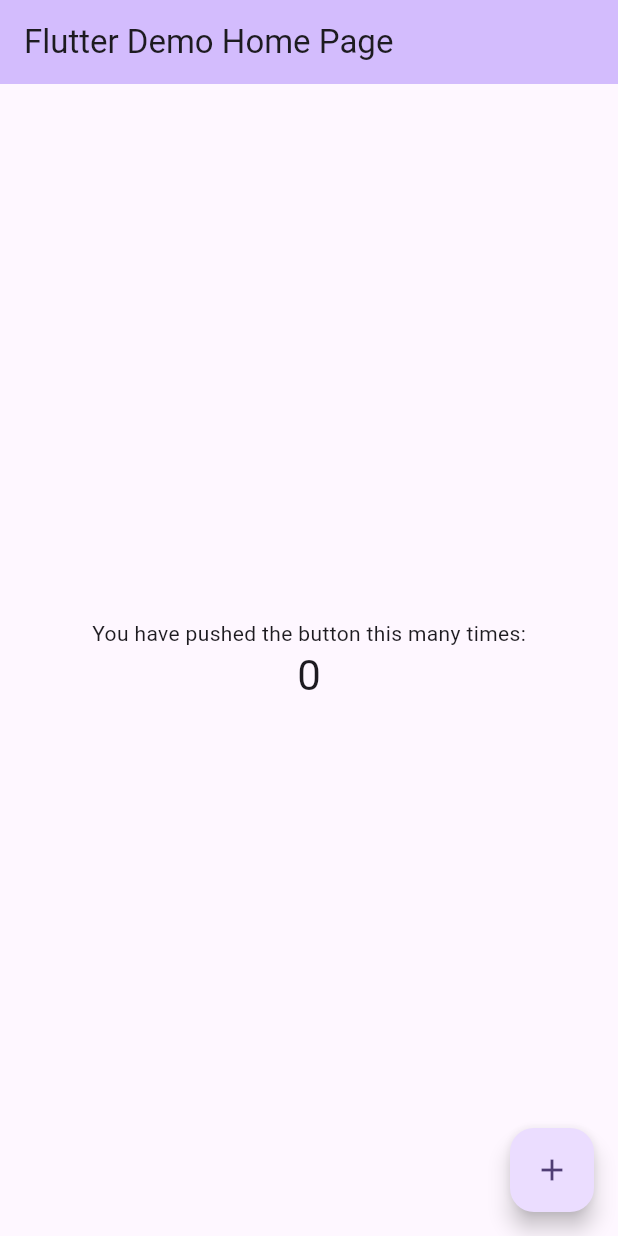
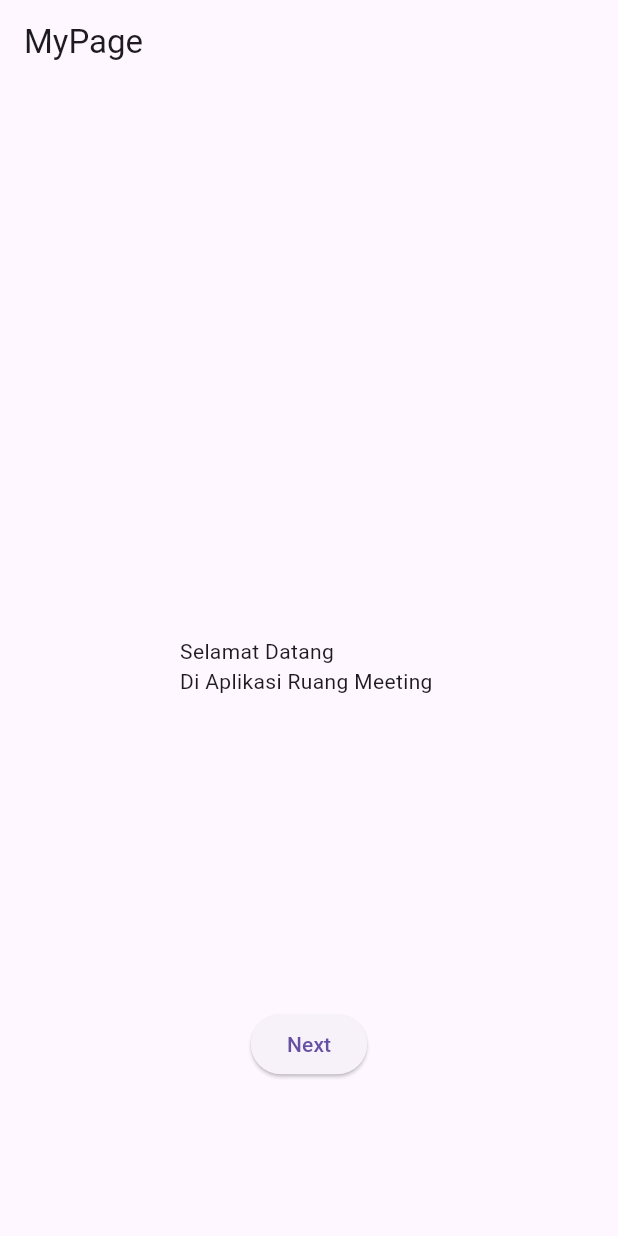
Before and after one commit to derynusaputra/testftldery, a Flutter app: the screen it shows after launch, on a phone screen of 412 x 824 dp. Run offline on Flutter 3.47's test engine with Material 3 defaults, Android fonts, the phone set to English and light mode, and no system bars; our stand-ins replace flutter_screenutil, get, get_storage.

```diff
--- a/lib/main.dart
+++ b/lib/main.dart
@@ -1,125 +1,48 @@
 import 'package:flutter/material.dart';
+import 'package:flutter/services.dart';
+import 'package:flutter_screenutil/flutter_screenutil.dart';
+import 'package:ftl_dery/pages/auth/login_controller.dart';
+import 'package:ftl_dery/pages/auth/sign_in.dart';
+import 'package:ftl_dery/pages/home/home_page.dart';
+import 'package:ftl_dery/pages/splash_page.dart';
+import 'package:get/get.dart';
+import 'package:get_storage/get_storage.dart';
 
-void main() {
-  runApp(const MyApp());
+void main() async {
+  await GetStorage.init();
+  runApp(MyApp());
 }
 
 class MyApp extends StatelessWidget {
-  const MyApp({super.key});
+  final LoginController authController = Get.put(LoginController());
 
   // This widget is the root of your application.
   @override
   Widget build(BuildContext context) {
-    return MaterialApp(
-      title: 'Flutter Demo',
-      theme: ThemeData(
-        // This is the theme of your application.
-        //
-        // TRY THIS: Try running your application with "flutter run". You'll see
-        // the application has a purple toolbar. Then, without quitting the app,
-        // try changing the seedColor in the colorScheme below to Colors.green
-        // and then invoke "hot reload" (save your changes or press the "hot
-        // reload" button in a Flutter-supported IDE, or press "r" if you used
-        // the command line to start the app).
-        //
-        // Notice that the counter didn't reset back to zero; the application
-        // state is not lost during the reload. To reset the state, use hot
-        // restart instead.
-        //
-        // This works for code too, not just values: Most code changes can be
-        // tested with just a hot reload.
-        colorScheme: ColorScheme.fromSeed(seedColor: Colors.deepPurple),
-        useMaterial3: true,
-      ),
-      home: const MyHomePage(title: 'Flutter Demo Home Page'),
-    );
+    SystemChrome.setPreferredOrientations([DeviceOrientation.portraitUp]);
+    return ScreenUtilInit(
+        designSize: const Size(375, 719),
+        minTextAdapt: true,
+        splitScreenMode: true,
+        // Use builder only if you need to use library outside ScreenUtilInit context
+        builder: (_, child) {
+          return GetMaterialApp(
+              // translations: MyTranslation(),
+              locale: Locale("US"),
+              // title: 'Derry FTL',
+              debugShowCheckedModeBanner: false,
+              theme: ThemeData(
+                brightness: Brightness.light,
+                bottomNavigationBarTheme: const BottomNavigationBarThemeData(
+                    selectedItemColor: Colors.white),
+              ),
+              // home: SplashPage());
+              home: Obx(() {
+                // Jika user sudah login, arahkan ke HomeScreen
+                return authController.isLoggedIn.value
+                    ? HomePage()
+                    : SplashPage();
+              }));
+        });
   }
 }
-
-class MyHomePage extends StatefulWidget {
-  const MyHomePage({super.key, required this.title});
-
-  // This widget is the home page of your application. It is stateful, meaning
-  // that it has a State object (defined below) that contains fields that affect
-  // how it looks.
-
-  // This class is the configuration for the state. It holds the values (in this
-  // case the title) provided by the parent (in this case the App widget) and
-  // used by the build method of the State. Fields in a Widget subclass are
-  // always marked "final".
-
-  final String title;
-
-  @override
-  State<MyHomePage> createState() => _MyHomePageState();
-}
-
-class _MyHomePageState extends State<MyHomePage> {
-  int _counter = 0;
-
-  void _incrementCounter() {
-    setState(() {
-      // This call to setState tells the Flutter framework that something has
-      // changed in this State, which causes it to rerun the build method below
-      // so that the display can reflect the updated values. If we changed
-      // _counter without calling setState(), then the build method would not be
-      // called again, and so nothing would appear to happen.
-      _counter++;
-    });
-  }
-
-  @override
-  Widget build(BuildContext context) {
-    // This method is rerun every time setState is called, for instance as done
-    // by the _incrementCounter method above.
-    //
-    // The Flutter framework has been optimized to make rerunning build methods
-    // fast, so that you can just rebuild anything that needs updating rather
-    // than having to individually change instances of widgets.
-    return Scaffold(
-      appBar: AppBar(
-        // TRY THIS: Try changing the color here to a specific color (to
-        // Colors.amber, perhaps?) and trigger a hot reload to see the AppBar
-        // change color while the other colors stay the same.
-        backgroundColor: Theme.of(context).colorScheme.inversePrimary,
-        // Here we take the value from the MyHomePage object that was created by
-        // the App.build method, and use it to set our appbar title.
-        title: Text(widget.title),
-      ),
-      body: Center(
-        // Center is a layout widget. It takes a single child and positions it
-        // in the middle of the parent.
-        child: Column(
-          // Column is also a layout widget. It takes a list of children and
-          // arranges them vertically. By default, it sizes itself to fit its
-          // children horizontally, and tries to be as tall as its parent.
-          //
-          // Column has various properties to control how it sizes itself and
-          // how it positions its children. Here we use mainAxisAlignment to
-          // center the children vertically; the main axis here is the vertical
-          // axis because Columns are vertical (the cross axis would be
-          // horizontal).
-          //
-          // TRY THIS: Invoke "debug painting" (choose the "Toggle Debug Paint"
-          // action in the IDE, or press "p" in the console), to see the
-          // wireframe for each widget.
-          mainAxisAlignment: MainAxisAlignment.center,
-          children: <Widget>[
-            const Text(
-              'You have pushed the button this many times:',
-            ),
-            Text(
-              '$_counter',
-              style: Theme.of(context).textTheme.headlineMedium,
-            ),
-          ],
-        ),
-      ),
-      floatingActionButton: FloatingActionButton(
-        onPressed: _incrementCounter,
-        tooltip: 'Increment',
-        child: const Icon(Icons.add),
-      ), // This trailing comma makes auto-formatting nicer for build methods.
-    );
-  }
-}
--- /dev/null
+++ b/lib/pages/splash_page.dart
@@ -0,0 +1,27 @@
+import 'package:flutter/material.dart';
+import 'package:flutter_screenutil/flutter_screenutil.dart';
+import 'package:ftl_dery/pages/auth/sign_in.dart';
+import 'package:get/get.dart';
+
+class SplashPage extends StatelessWidget {
+  const SplashPage({super.key});
+
+  @override
+  Widget build(BuildContext context) {
+    return Scaffold(
+        appBar: AppBar(title: Text('MyPage')),
+        body: Center(
+          child: Column(
+            mainAxisAlignment: MainAxisAlignment.spaceAround,
+            children: [
+              SizedBox(
+                height: 50.h,
+              ),
+              Text("Selamat Datang\nDi Aplikasi Ruang Meeting "),
+              ElevatedButton(
+                  onPressed: () => {Get.to(SignInPage())}, child: Text("Next"))
+            ],
+          ),
+        ));
+  }
+}
```
Also changed, not shown: lib/pages/auth/login_controller.dart (added, +65 -0 lines), lib/pages/auth/repository_login.dart (added, +27 -0 lines), lib/pages/auth/sign_in.dart (added, +49 -0 lines), lib/pages/home/home_page.dart (added, +57 -0 lines), 30 other files.
